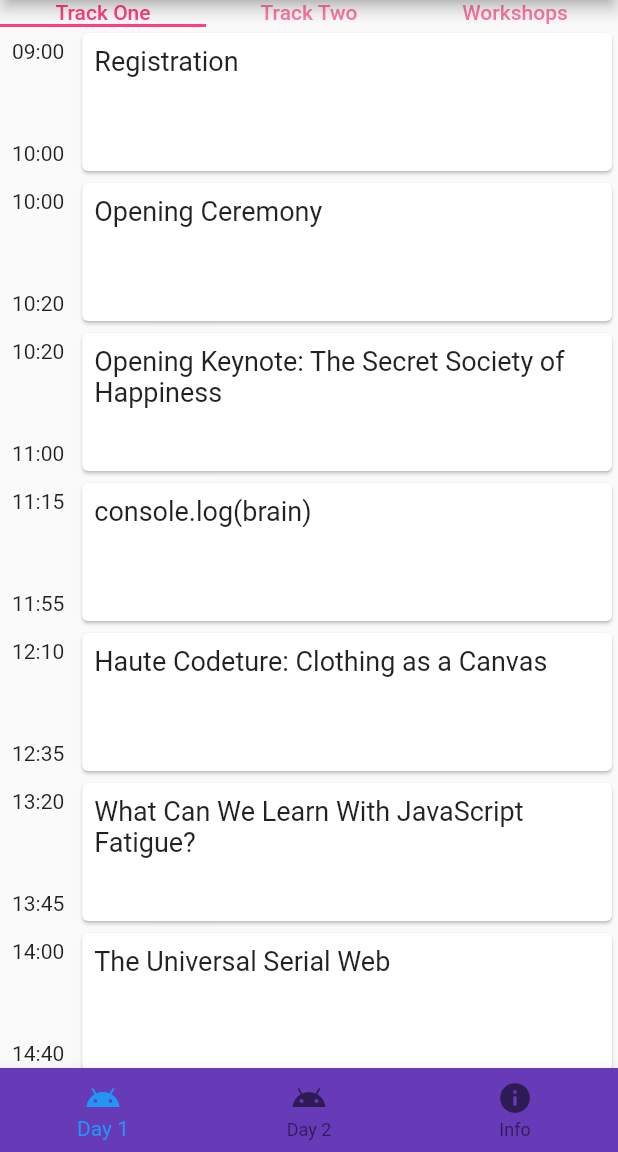
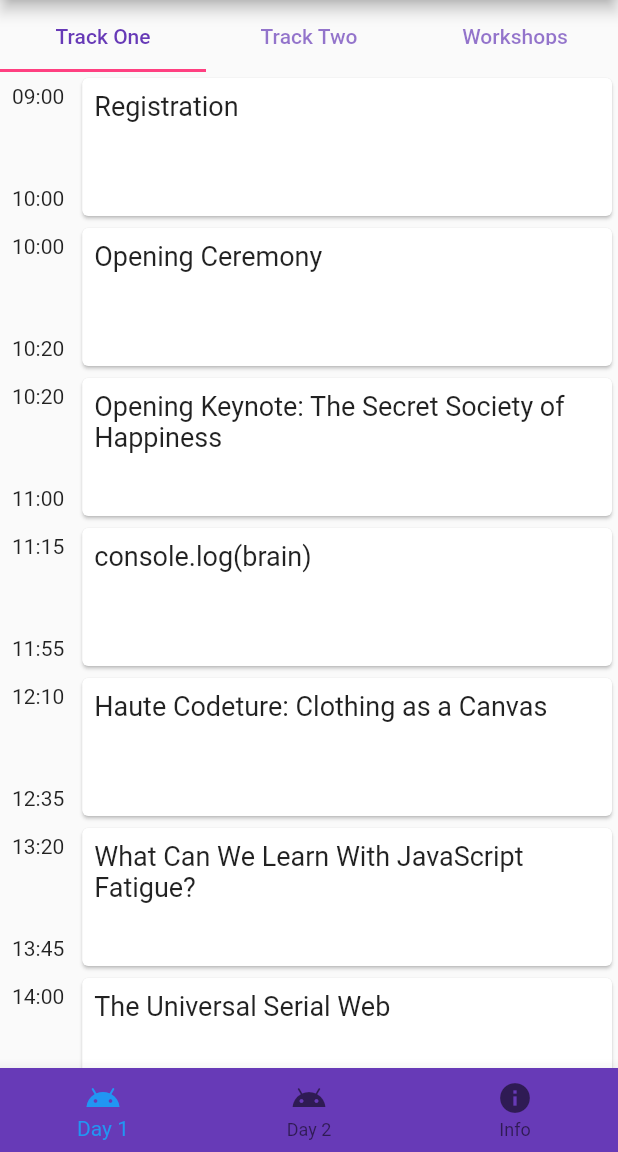
Before and after one commit to KawaiiTech/conference-flutter-app, a Flutter app: the screen it shows after launch, on a phone screen of 412 x 824 dp, the part 84-1236 px from its top. Run offline on Flutter 3.47's test engine with Material 2 defaults, Android fonts, the phone set to English and light mode, and no system bars.

Commit message:
Add padding to tabs

```diff
--- a/dachfest/lib/presentation/day_screen.dart
+++ b/dachfest/lib/presentation/day_screen.dart
@@ -13,7 +13,8 @@ class DayScreen extends StatelessWidget {
       length: 3,
       child: Scaffold(
         appBar: TabBar(
-          labelColor: Colors.pinkAccent,
+          labelPadding: EdgeInsets.all(16.0),
+          labelColor: Theme.of(context).primaryColor,
           tabs: [
             Text(day.track1.name),
             Text(day.track2.name),
```
